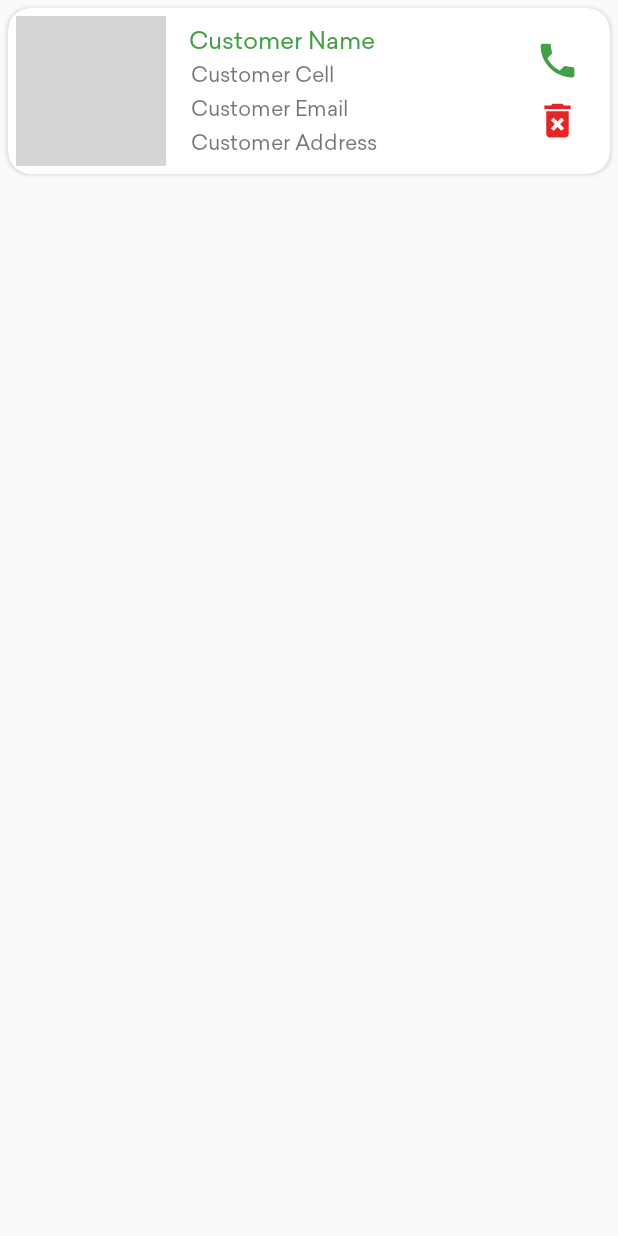
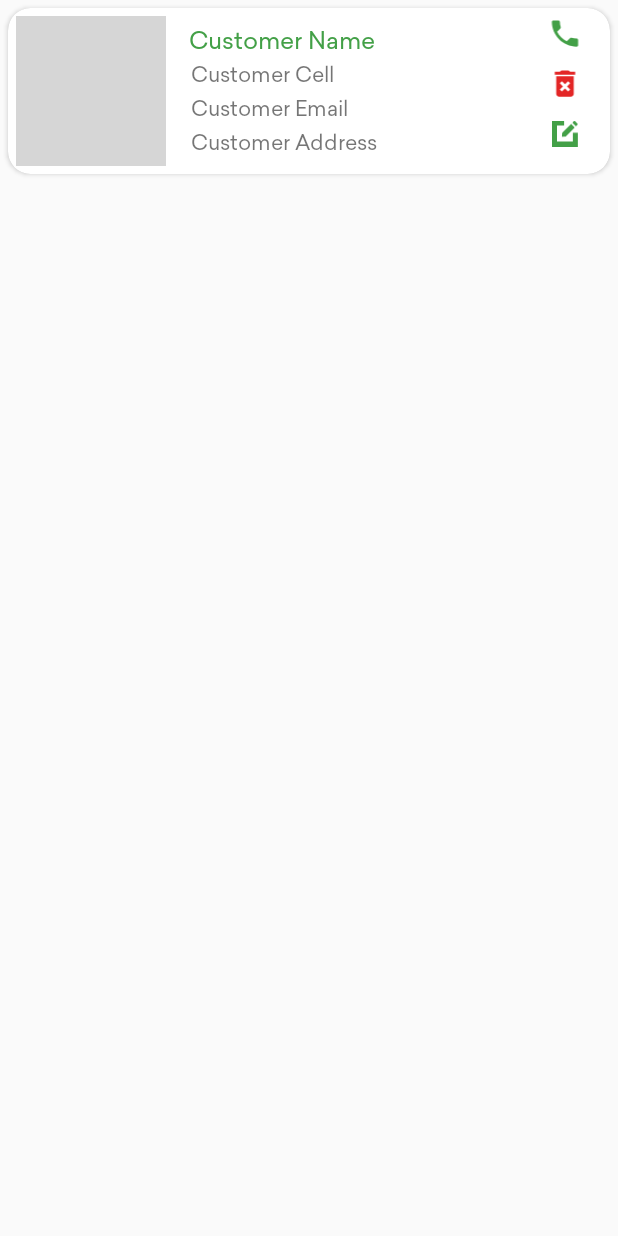
Before and after one commit to PhatDatPQ/MultiStoreOnlineSmartPOS, an Android app: the layout customer_item.xml on its own in the app's theme, with its tools: preview values and no code run, on a phone screen of 412 x 824 dp. Run offline under Robolectric (Android 15) with nearby library versions, the phone set to English and light mode, and no system bars; grey boxes are pictures that could not be loaded.

Commit message:
added edit option in list

```diff
--- a/app/src/main/java/com/app/superpos/Constant.java
+++ b/app/src/main/java/com/app/superpos/Constant.java
@@ -90,6 +90,7 @@ public class Constant {
     public static final String SUPPLIERS_CELL="suppliers_cell";
     public static final String SUPPLIERS_EMAIL="suppliers_email";
     public static final String SUPPLIERS_ADDRESS="suppliers_address";
+    public static final String SUPPLIERS_ISEDIT="suppliers_isedit";
 
     public static final String KEY_FILE="file";
     public static final String PRODUCT_ID="product_id";
--- a/app/src/main/java/com/app/superpos/customers/CustomersActivity.java
+++ b/app/src/main/java/com/app/superpos/customers/CustomersActivity.java
@@ -37,9 +37,6 @@ import retrofit2.Callback;
 import retrofit2.Response;
 
 public class CustomersActivity extends BaseActivity {
-
-
-
     private RecyclerView recyclerView;
     ImageView imgNoProduct;
     EditText etxtSearch;
--- a/app/src/main/java/com/app/superpos/pos/ProductCart.java
+++ b/app/src/main/java/com/app/superpos/pos/ProductCart.java
@@ -723,9 +723,6 @@ public class ProductCart extends BaseActivity {
 
     }
 
-
-
-
     //for back button
     @Override
     public boolean onOptionsItemSelected(MenuItem item) {
--- /dev/null
+++ b/app/src/main/res/drawable/ic_edit.xml
@@ -0,0 +1,5 @@
+<vector android:height="17dp" android:viewportHeight="611.996"
+    android:tint="@color/colorPrimary"
+    android:viewportWidth="611.996" android:width="17dp" xmlns:android="http://schemas.android.com/apk/res/android">
+    <path android:fillColor="@color/black_hex" android:pathData="M491.082,289.825h117.625v320.527H0V1.645h285.239v117.625H117.625v373.458h373.458V289.825zM233.099,381.422l91.676,-7.613l210.163,-210.163L450.872,79.58L240.709,289.742L233.099,381.422zM611.996,86.578L527.932,2.514l-49.038,49.038l84.064,84.064L611.996,86.578z"/>
+</vector>
--- a/app/src/main/res/layout/activity_edit_customers.xml
+++ b/app/src/main/res/layout/activity_edit_customers.xml
@@ -124,6 +124,7 @@
                 android:gravity="center"
                 android:padding="10dp"
                 android:text="@string/edit"
+                android:visibility="gone"
                 android:textColor="#ffffff"
                 android:textSize="16dp"
                 android:textStyle="bold" />
@@ -142,6 +143,7 @@
                 android:fontFamily="@font/sailec_regular"
                 android:gravity="center"
                 android:padding="10dp"
+                android:visibility="gone"
                 android:text="@string/update_information"
                 android:textColor="#ffffff"
                 android:textSize="16dp"
--- a/app/src/main/res/layout/customer_item.xml
+++ b/app/src/main/res/layout/customer_item.xml
@@ -87,34 +87,47 @@
             </LinearLayout>
 
             <LinearLayout
-                android:layout_width="wrap_content"
+                android:layout_width="0dp"
+                android:layout_weight=".5"
+                android:layout_margin="5dp"
                 android:layout_height="match_parent"
                 android:layout_gravity="center"
-                android:layout_marginRight="10dp"
                 android:gravity="center"
                 android:orientation="vertical">
 
                 <LinearLayout
                     android:layout_width="match_parent"
-                    android:layout_height="wrap_content"
+                    android:layout_height="match_parent"
                     android:layout_gravity="center"
                     android:gravity="center_horizontal|center_vertical"
                     android:orientation="vertical">
 
                     <ImageView
                         android:id="@+id/img_call"
-                        android:layout_width="match_parent"
-                        android:layout_height="30dp"
+                        android:layout_width="wrap_content"
+                        android:layout_height="0dp"
+                        android:layout_weight="1"
                         app:srcCompat="@drawable/ic_call"
                         tools:ignore="VectorDrawableCompat" />
 
                     <ImageView
                         android:id="@+id/img_delete"
-                        android:layout_width="50dp"
-                        android:layout_height="30dp"
+                        android:layout_width="wrap_content"
+                        android:layout_height="0dp"
+                        android:layout_weight="1"
                         android:layout_marginTop="10dp"
                         android:visibility="visible"
                         app:srcCompat="@drawable/ic_delete"
+                        tools:ignore="VectorDrawableCompat" />
+                    <ImageView
+                        android:id="@+id/img_edit"
+                        android:layout_width="wrap_content"
+                        android:layout_height="0dp"
+                        android:layout_weight="1"
+                        android:layout_marginTop="10dp"
+                        android:layout_marginBottom="10dp"
+                        android:visibility="visible"
+                        app:srcCompat="@drawable/ic_edit"
                         tools:ignore="VectorDrawableCompat" />
 
                 </LinearLayout>
```
Also changed, not shown: app/src/main/java/com/app/superpos/adapter/CustomerAdapter.java (+20 -14 lines), app/src/main/java/com/app/superpos/adapter/SupplierAdapter.java (+18 -1 lines), app/src/main/java/com/app/superpos/customers/EditCustomersActivity.java (+24 -20 lines), app/src/main/java/com/app/superpos/pos/PosActivity.java (+21 -44 lines), app/src/main/java/com/app/superpos/suppliers/EditSuppliersActivity.java (+31 -17 lines), app/src/main/java/com/app/superpos/suppliers/SuppliersActivity.java (+0 -24 lines), app/src/main/res/layout/supplier_item.xml (+16 -8 lines).
